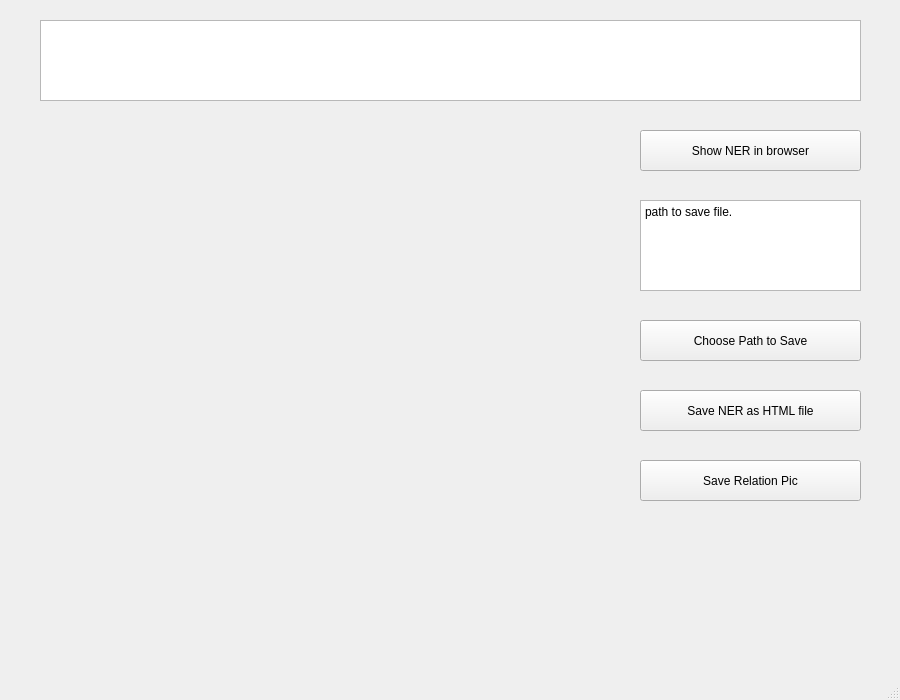
This is showInfo.ui in wwwwwwwang/hxw212_MscProj as Qt 5 draws it before an edit. The edited form follows.
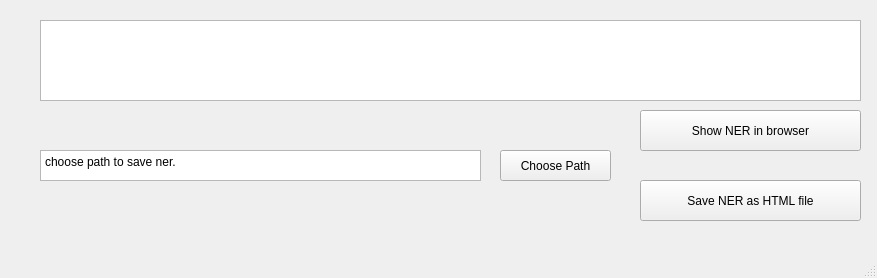
This is the edited form.

Diff of the .ui file:
```diff
--- a/showInfo.ui
+++ b/showInfo.ui
@@ -6,8 +6,8 @@
    <rect>
     <x>0</x>
     <y>0</y>
-    <width>900</width>
-    <height>700</height>
+    <width>877</width>
+    <height>278</height>
    </rect>
   </property>
   <property name="windowTitle">
@@ -24,40 +24,11 @@
      </rect>
     </property>
    </widget>
-   <widget class="QLabel" name="showImage">
-    <property name="geometry">
-     <rect>
-      <x>40</x>
-      <y>130</y>
-      <width>551</width>
-      <height>521</height>
-     </rect>
-    </property>
-    <property name="autoFillBackground">
-     <bool>false</bool>
-    </property>
-    <property name="text">
-     <string/>
-    </property>
-   </widget>
-   <widget class="QPushButton" name="saveRelaButton">
-    <property name="geometry">
-     <rect>
-      <x>640</x>
-      <y>460</y>
-      <width>221</width>
-      <height>41</height>
-     </rect>
-    </property>
-    <property name="text">
-     <string>Save Relation Pic</string>
-    </property>
-   </widget>
    <widget class="QPushButton" name="showNerButton">
     <property name="geometry">
      <rect>
       <x>640</x>
-      <y>130</y>
+      <y>110</y>
       <width>221</width>
       <height>41</height>
      </rect>
@@ -70,7 +41,7 @@
     <property name="geometry">
      <rect>
       <x>640</x>
-      <y>390</y>
+      <y>180</y>
       <width>221</width>
       <height>41</height>
      </rect>
@@ -82,10 +53,10 @@
    <widget class="QTextBrowser" name="textBrowser">
     <property name="geometry">
      <rect>
-      <x>640</x>
-      <y>200</y>
-      <width>221</width>
-      <height>91</height>
+      <x>40</x>
+      <y>150</y>
+      <width>441</width>
+      <height>31</height>
      </rect>
     </property>
     <property name="html">
@@ -93,21 +64,20 @@
 &lt;html&gt;&lt;head&gt;&lt;meta name=&quot;qrichtext&quot; content=&quot;1&quot; /&gt;&lt;style type=&quot;text/css&quot;&gt;
 p, li { white-space: pre-wrap; }
 &lt;/style&gt;&lt;/head&gt;&lt;body style=&quot; font-family:'SimSun'; font-size:9pt; font-weight:400; font-style:normal;&quot;&gt;
-&lt;p style=&quot; margin-top:0px; margin-bottom:0px; margin-left:0px; margin-right:0px; -qt-block-indent:0; text-indent:0px;&quot;&gt;path to save file.&lt;/p&gt;
-&lt;p style=&quot;-qt-paragraph-type:empty; margin-top:0px; margin-bottom:0px; margin-left:0px; margin-right:0px; -qt-block-indent:0; text-indent:0px;&quot;&gt;&lt;br /&gt;&lt;/p&gt;&lt;/body&gt;&lt;/html&gt;</string>
+&lt;p style=&quot; margin-top:0px; margin-bottom:0px; margin-left:0px; margin-right:0px; -qt-block-indent:0; text-indent:0px;&quot;&gt;choose path to save ner.&lt;/p&gt;&lt;/body&gt;&lt;/html&gt;</string>
     </property>
    </widget>
    <widget class="QPushButton" name="choosePathButton">
     <property name="geometry">
      <rect>
-      <x>640</x>
-      <y>320</y>
-      <width>221</width>
-      <height>41</height>
+      <x>500</x>
+      <y>150</y>
+      <width>111</width>
+      <height>31</height>
      </rect>
     </property>
     <property name="text">
-     <string>Choose Path to Save</string>
+     <string>Choose Path</string>
     </property>
    </widget>
   </widget>
```
Left out of the diff: 4 changed lines with no effect on the pictures.
